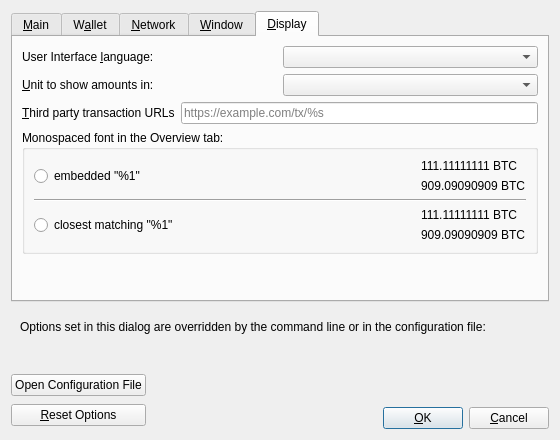
The window that src/qt/forms/optionsdialog.ui (wbubblerteam/bubcoin) describes before a commit, drawn with Qt 5.
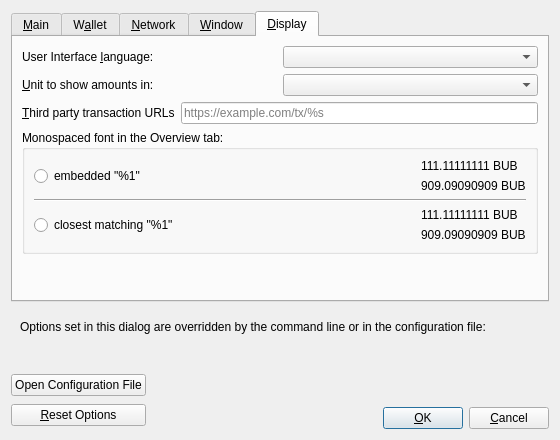
The same window after the commit. The open tabs and pages were chosen to show the change. Custom widgets are drawn as their Qt base class.

Diff of the .ui file:
```diff
--- a/src/qt/forms/optionsdialog.ui
+++ b/src/qt/forms/optionsdialog.ui
@@ -778,14 +778,14 @@
               <item>
                <widget class="QLabel" name="embeddedFont_label_1">
                 <property name="text">
-                 <string notr="true">111.11111111 BTC</string>
+                 <string notr="true">111.11111111 BUB</string>
                 </property>
                </widget>
               </item>
               <item>
                <widget class="QLabel" name="embeddedFont_label_9">
                 <property name="text">
-                 <string notr="true">909.09090909 BTC</string>
+                 <string notr="true">909.09090909 BUB</string>
                 </property>
                </widget>
               </item>
@@ -827,14 +827,14 @@
               <item>
                <widget class="QLabel" name="systemFont_label_1">
                 <property name="text">
-                 <string notr="true">111.11111111 BTC</string>
+                 <string notr="true">111.11111111 BUB</string>
                 </property>
                </widget>
               </item>
               <item>
                <widget class="QLabel" name="systemFont_label_9">
                 <property name="text">
-                 <string notr="true">909.09090909 BTC</string>
+                 <string notr="true">909.09090909 BUB</string>
                 </property>
                </widget>
               </item>
```
Left out of the diff: 14 changed lines with no effect on the pictures.
